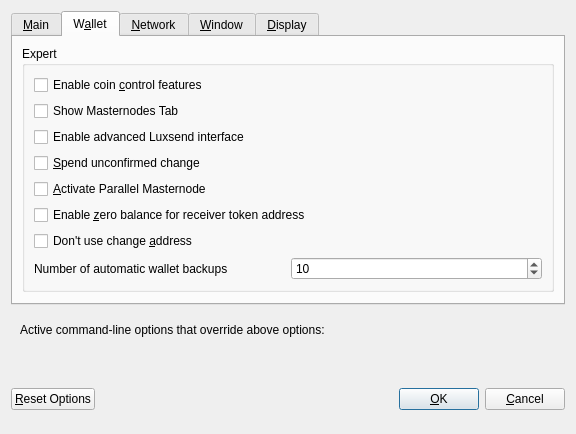
Old version of the form src/qt/forms/optionsdialog.ui in the repository LUX-Core/lux.
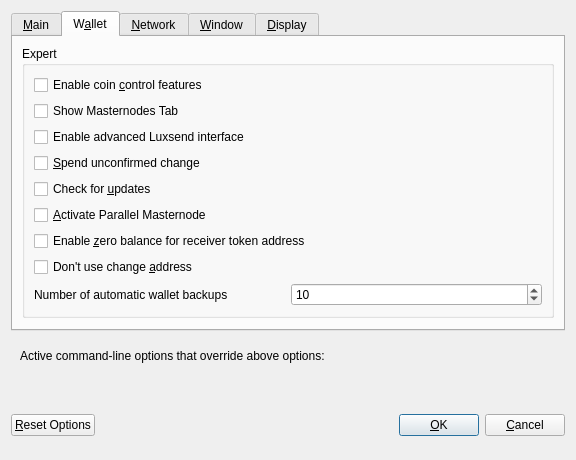
New version of the form. Custom widgets are drawn as their Qt base class.

Commit message: "Check for update" reminder

```diff
--- a/src/qt/forms/optionsdialog.ui
+++ b/src/qt/forms/optionsdialog.ui
@@ -303,6 +303,13 @@
             </property>
            </widget>
           </item>
+          <item>
+           <widget class="QCheckBox" name="checkUpdates">
+            <property name="text">
+             <string>Check for &amp;updates</string>
+            </property>
+           </widget>
+          </item>
           <item>
            <widget class="QCheckBox" name="parallelMasterNode">
             <property name="toolTip">
```
The commit also changes 14 other files.
